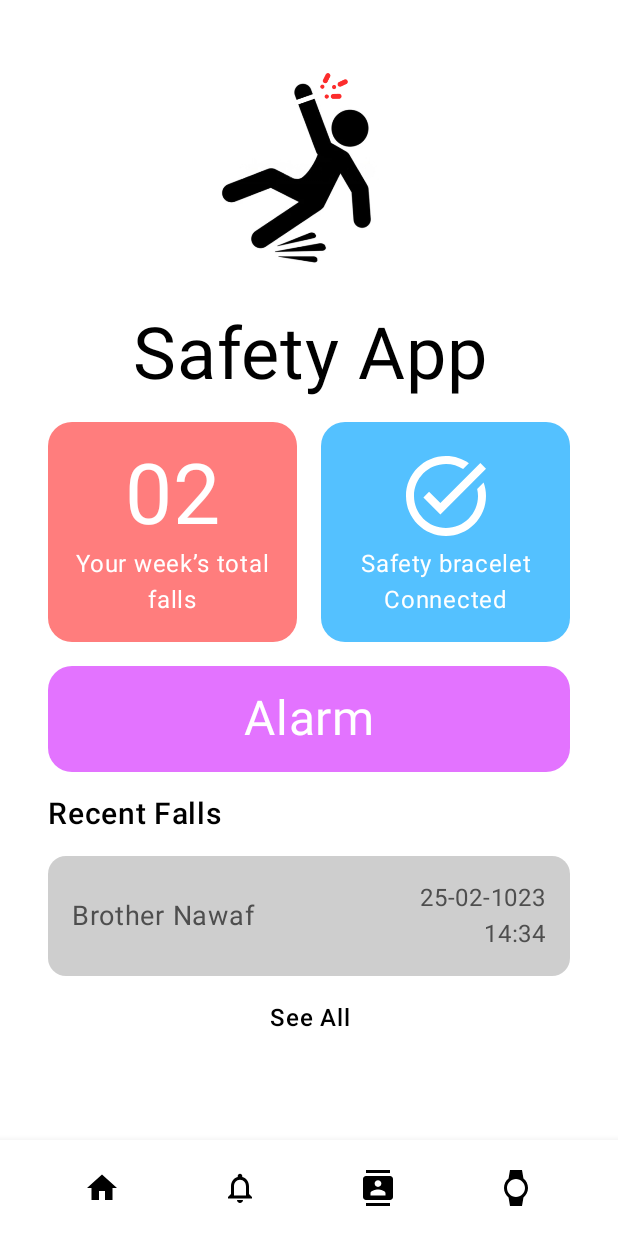
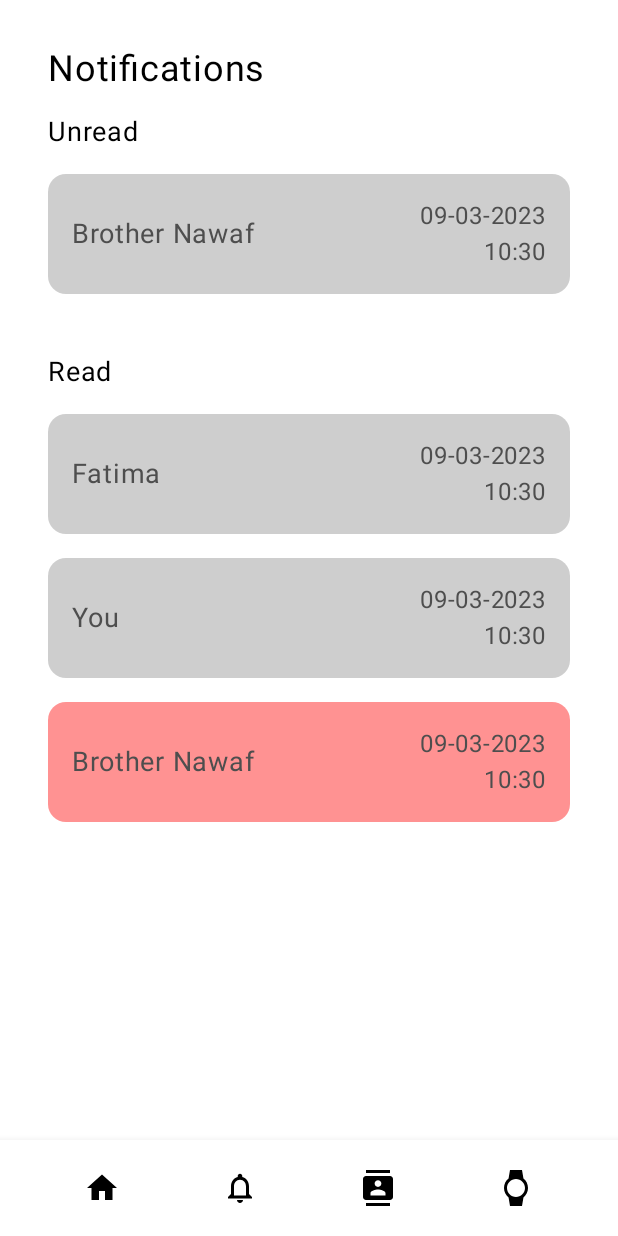
Before and after one commit to atick-faisal/Safety-Android, an Android app built with Jetpack Compose: the screen it shows after launch (MainActivity), on a phone screen of 412 x 824 dp. Run offline under Robolectric (Android 15) with nearby library versions, the phone set to English and light mode, and no system bars; our stand-ins replace Dagger/Hilt's generated code; libraries missing offline, so code that uses them is left out: com.orhanobut.logger; 2 statements that could not run were skipped.

Commit message:
Create notifications ui

```diff
--- /dev/null
+++ b/app/src/main/kotlin/dev/atick/safety/data/common/FallIncident.kt
@@ -0,0 +1,23 @@
+package dev.atick.safety.data.common
+
+import java.text.SimpleDateFormat
+import java.util.*
+
+data class FallIncident(
+    val victimName: String,
+    val fallSeverity: FallSeverity = FallSeverity.Mild,
+    val timeStamp: Long = Date().time
+) {
+    fun getFormattedDate(): String {
+        return SimpleDateFormat("dd-MM-yyyy", Locale.US).format(timeStamp)
+    }
+
+    fun getFormattedTime(): String {
+        return SimpleDateFormat("hh:mm", Locale.US).format(timeStamp)
+    }
+}
+
+sealed interface FallSeverity {
+    object Severe : FallSeverity
+    object Mild : FallSeverity
+}
--- /dev/null
+++ b/app/src/main/kotlin/dev/atick/safety/ui/common/components/NotificationCard.kt
@@ -0,0 +1,49 @@
+package dev.atick.safety.ui.common.components
+
+import androidx.compose.foundation.layout.*
+import androidx.compose.material3.Card
+import androidx.compose.material3.CardDefaults
+import androidx.compose.material3.Text
+import androidx.compose.runtime.Composable
+import androidx.compose.runtime.remember
+import androidx.compose.ui.Alignment
+import androidx.compose.ui.Modifier
+import androidx.compose.ui.graphics.Color
+import androidx.compose.ui.unit.dp
+import androidx.compose.ui.unit.sp
+import dev.atick.safety.data.common.FallIncident
+import dev.atick.safety.data.common.FallSeverity
+
+@Composable
+fun NotificationCard(
+    fallIncident: FallIncident
+) {
+    val cardColor = remember {
+        if (fallIncident.fallSeverity == FallSeverity.Severe) Color(0xFFFF9292)
+        else Color(0xFFCECECE)
+    }
+
+    Card(
+        modifier = Modifier.fillMaxWidth(),
+        colors = CardDefaults.cardColors(
+            containerColor = cardColor,
+            contentColor = Color(0xFF4E4E4E)
+        )
+    ) {
+        Row(
+            modifier = Modifier
+                .fillMaxWidth()
+                .padding(16.dp),
+            verticalAlignment = Alignment.CenterVertically,
+            horizontalArrangement = Arrangement.SpaceBetween
+        ) {
+            Text(text = fallIncident.victimName, fontSize = 18.sp)
+            Column(
+                horizontalAlignment = Alignment.End
+            ) {
+                Text(text = fallIncident.getFormattedDate())
+                Text(text = fallIncident.getFormattedTime())
+            }
+        }
+    }
+}
--- a/app/src/main/kotlin/dev/atick/safety/ui/content/ContentScreen.kt
+++ b/app/src/main/kotlin/dev/atick/safety/ui/content/ContentScreen.kt
@@ -18,6 +18,7 @@ import androidx.compose.ui.draw.shadow
 import androidx.compose.ui.graphics.Color
 import androidx.compose.ui.unit.dp
 import dev.atick.safety.ui.content.home.HomeScreen
+import dev.atick.safety.ui.content.notifications.NotificationScreen
 
 @Composable
 @OptIn(ExperimentalMaterial3Api::class)
@@ -56,7 +57,7 @@ fun ContentScreen() {
                 .fillMaxSize()
                 .padding(paddingValues)
         ) {
-            HomeScreen(
+            NotificationScreen(
                 modifier = Modifier
                     .background(Color.White)
                     .padding(32.dp)
--- a/app/src/main/kotlin/dev/atick/safety/ui/content/home/HomeScreen.kt
+++ b/app/src/main/kotlin/dev/atick/safety/ui/content/home/HomeScreen.kt
@@ -17,6 +17,8 @@ import androidx.compose.ui.text.style.TextAlign
 import androidx.compose.ui.unit.dp
 import androidx.compose.ui.unit.sp
 import dev.atick.safety.R
+import dev.atick.safety.data.common.FallIncident
+import dev.atick.safety.ui.common.components.NotificationCard
 
 
 @OptIn(ExperimentalMaterial3Api::class)
@@ -112,26 +114,28 @@ fun HomeScreen(
 
         Text(text = "Recent Falls", fontSize = 20.sp, fontWeight = FontWeight.SemiBold)
 
-        Card(
-            modifier = Modifier.fillMaxWidth(),
-            colors = CardDefaults.cardColors(containerColor = Color(0xFFCECECE))
-        ) {
-            Row(
-                modifier = Modifier
-                    .fillMaxWidth()
-                    .padding(16.dp),
-                verticalAlignment = Alignment.CenterVertically,
-                horizontalArrangement = Arrangement.SpaceBetween
-            ) {
-                Text(text = "Brother Nawaf", fontSize = 18.sp, color = Color(0xFF4E4E4E))
-                Column(
-                    horizontalAlignment = Alignment.End
-                ) {
-                    Text(text = "25-02-1023", color = Color(0xFF4E4E4E))
-                    Text(text = "14:34", color = Color(0xFF4E4E4E))
-                }
-            }
-        }
+        NotificationCard(fallIncident = FallIncident(victimName = "Brother Nawaf"))
+
+//        Card(
+//            modifier = Modifier.fillMaxWidth(),
+//            colors = CardDefaults.cardColors(containerColor = Color(0xFFCECECE))
+//        ) {
+//            Row(
+//                modifier = Modifier
+//                    .fillMaxWidth()
+//                    .padding(16.dp),
+//                verticalAlignment = Alignment.CenterVertically,
+//                horizontalArrangement = Arrangement.SpaceBetween
+//            ) {
+//                Text(text = "Brother Nawaf", fontSize = 18.sp, color = Color(0xFF4E4E4E))
+//                Column(
+//                    horizontalAlignment = Alignment.End
+//                ) {
+//                    Text(text = "25-02-1023", color = Color(0xFF4E4E4E))
+//                    Text(text = "14:34", color = Color(0xFF4E4E4E))
+//                }
+//            }
+//        }
 
         Text(
             text = "See All",
--- /dev/null
+++ b/app/src/main/kotlin/dev/atick/safety/ui/content/notifications/NotificationFragment.kt
@@ -0,0 +1,15 @@
+package dev.atick.safety.ui.content.notifications
+
+import androidx.compose.runtime.Composable
+import dagger.hilt.android.AndroidEntryPoint
+import dev.atick.core.ui.base.BaseFragment
+
+@AndroidEntryPoint
+class NotificationFragment : BaseFragment() {
+
+    @Composable
+    override fun ComposeUi() {
+        NotificationScreen()
+    }
+
+}
--- /dev/null
+++ b/app/src/main/kotlin/dev/atick/safety/ui/content/notifications/NotificationScreen.kt
@@ -0,0 +1,38 @@
+package dev.atick.safety.ui.content.notifications
+
+import androidx.compose.foundation.layout.Arrangement
+import androidx.compose.foundation.layout.Column
+import androidx.compose.foundation.layout.Spacer
+import androidx.compose.foundation.layout.height
+import androidx.compose.material3.Text
+import androidx.compose.runtime.Composable
+import androidx.compose.ui.Modifier
+import androidx.compose.ui.unit.dp
+import androidx.compose.ui.unit.sp
+import dev.atick.safety.data.common.FallIncident
+import dev.atick.safety.data.common.FallSeverity
+import dev.atick.safety.ui.common.components.NotificationCard
+
+@Composable
+fun NotificationScreen(
+    modifier: Modifier = Modifier
+) {
+    Column(
+        modifier = modifier,
+        verticalArrangement = Arrangement.spacedBy(16.dp)
+    ) {
+        Text(text = "Notifications", fontSize = 24.sp)
+        Text(text = "Unread", fontSize = 18.sp)
+        NotificationCard(fallIncident = FallIncident("Brother Nawaf"))
+        Spacer(modifier = Modifier.height(8.dp))
+        Text(text = "Read", fontSize = 18.sp)
+        NotificationCard(fallIncident = FallIncident("Fatima"))
+        NotificationCard(fallIncident = FallIncident("You"))
+        NotificationCard(
+            fallIncident = FallIncident(
+                "Brother Nawaf",
+                fallSeverity = FallSeverity.Severe
+            )
+        )
+    }
+}
```
